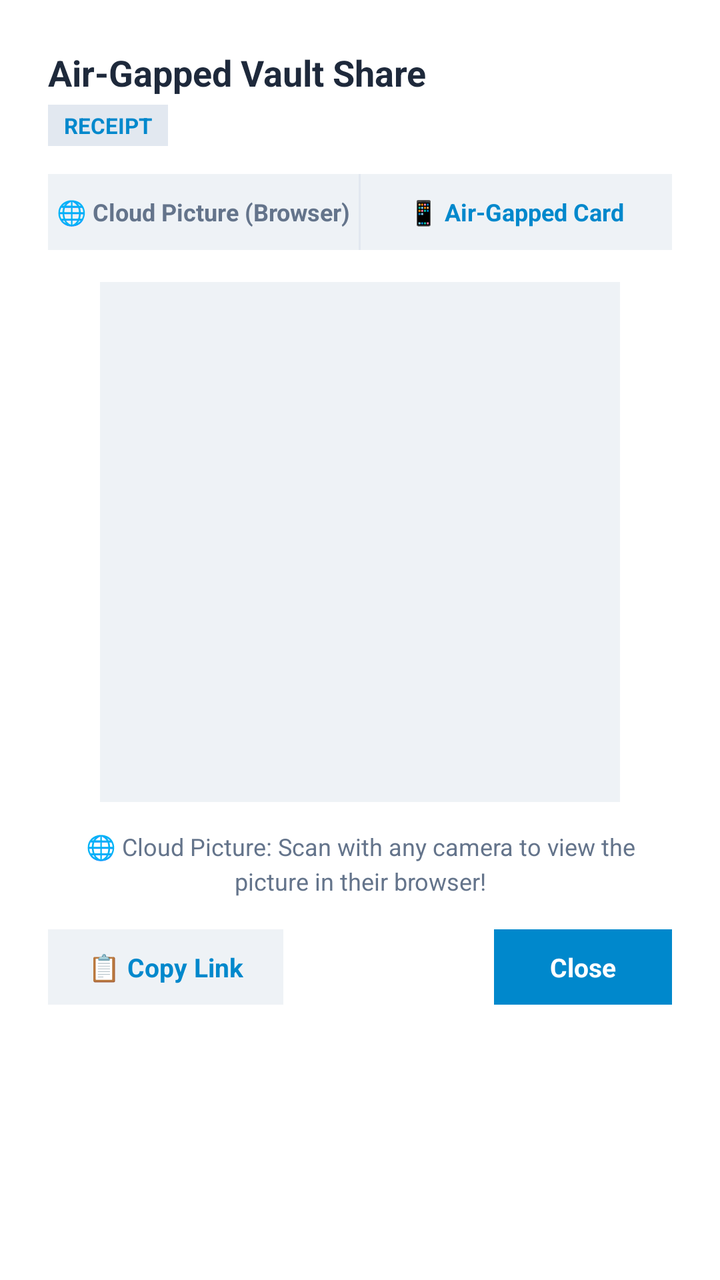
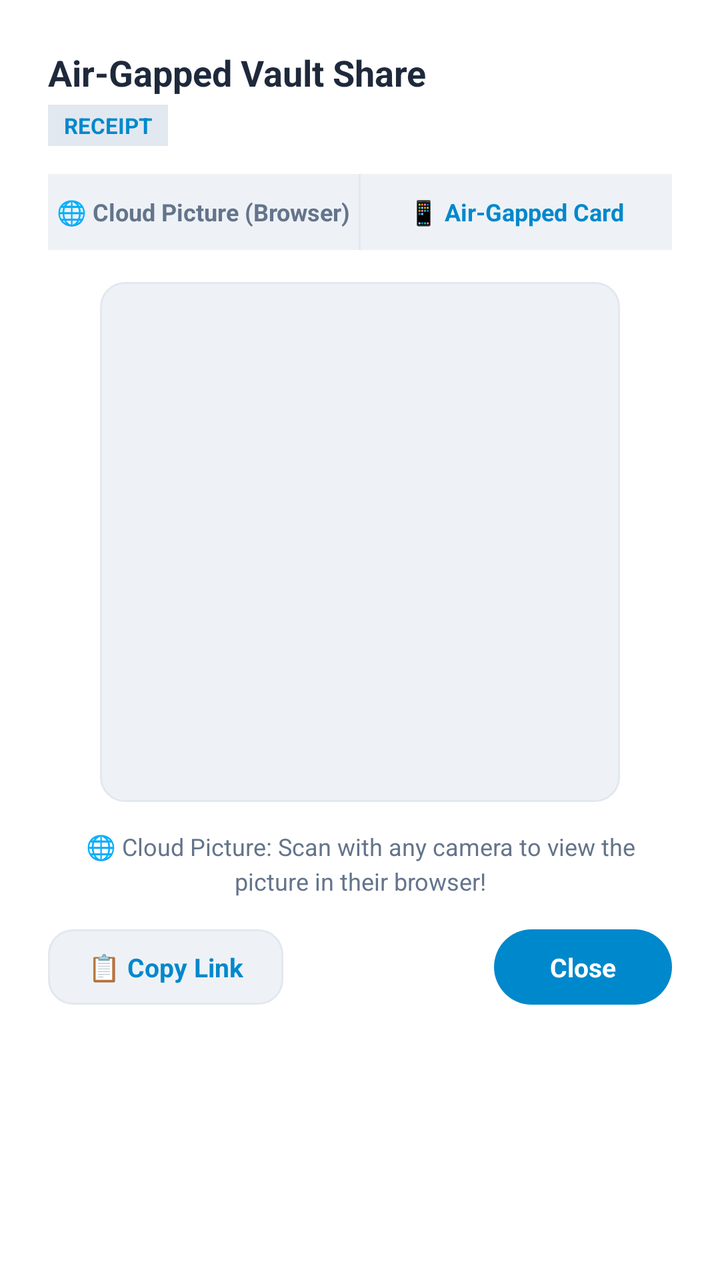

Two renders of the same Android screen: before a commit and after it. Below are the layout's source before the change and the commit's diff.
<!-- AndroidManifest.xml: application theme Theme.GhostDocs -->
<!-- res/layout/dialog_qr_share.xml -->
<?xml version="1.0" encoding="utf-8"?>
<RelativeLayout xmlns:android="http://schemas.android.com/apk/res/android"
    android:layout_width="match_parent"
    android:layout_height="wrap_content"
    android:background="@color/ghostSurface"
    android:padding="24dp">

    
    <TextView
        android:id="@+id/tv_qr_title"
        android:layout_width="match_parent"
        android:layout_height="wrap_content"
        android:layout_alignParentStart="true"
        android:layout_alignParentTop="true"
        android:text="Air-Gapped Vault Share"
        android:textColor="@color/ghostOnSurface"
        android:textSize="18sp"
        android:textStyle="bold" />

    <TextView
        android:id="@+id/tv_qr_type"
        android:layout_width="wrap_content"
        android:layout_height="wrap_content"
        android:layout_below="@id/tv_qr_title"
        android:layout_alignParentStart="true"
        android:layout_marginTop="4dp"
        android:background="@color/ghostDivider"
        android:paddingHorizontal="8dp"
        android:paddingVertical="3dp"
        android:text="RECEIPT"
        android:textColor="@color/ghostPrimary"
        android:textSize="11sp"
        android:textStyle="bold" />

    
    <RelativeLayout
        android:id="@+id/layout_qr_modes"
        android:layout_width="match_parent"
        android:layout_height="38dp"
        android:layout_below="@id/tv_qr_type"
        android:layout_marginTop="14dp"
        android:background="@color/ghostSurfaceVariant">

        <TextView
            android:id="@+id/btn_mode_cloud"
            android:layout_width="0dp"
            android:layout_height="match_parent"
            android:layout_alignParentStart="true"
            android:layout_toStartOf="@id/view_mode_divider"
            android:gravity="center"
            android:text="🌐 Cloud Picture (Browser)"
            android:textColor="@color/ghostOnSurfaceMuted"
            android:textSize="12sp"
            android:textStyle="bold" />

        <View
            android:id="@+id/view_mode_divider"
            android:layout_width="1dp"
            android:layout_height="match_parent"
            android:layout_centerInParent="true"
            android:background="@color/ghostDivider" />

        <TextView
            android:id="@+id/btn_mode_airgap"
            android:layout_width="0dp"
            android:layout_height="match_parent"
            android:layout_alignParentEnd="true"
            android:layout_toEndOf="@id/view_mode_divider"
            android:gravity="center"
            android:text="📱 Air-Gapped Card"
            android:textColor="@color/ghostPrimary"
            android:textSize="12sp"
            android:textStyle="bold" />

    </RelativeLayout>

    
    <RelativeLayout
        android:id="@+id/container_qr"
        android:layout_width="260dp"
        android:layout_height="260dp"
        android:layout_below="@id/layout_qr_modes"
        android:layout_centerHorizontal="true"
        android:layout_marginTop="16dp"
        android:background="@color/ghostSurfaceVariant"
        android:padding="12dp">

        <ImageView
            android:id="@+id/iv_qr_code"
            android:layout_width="match_parent"
            android:layout_height="match_parent"
            android:contentDescription="@string/cd_qr_code"
            android:scaleType="fitCenter" />

        <ProgressBar
            android:id="@+id/pb_qr_loading"
            android:layout_width="48dp"
            android:layout_height="48dp"
            android:layout_centerInParent="true"
            android:indeterminateTint="@color/ghostPrimary" />

    </RelativeLayout>

    
    <TextView
        android:id="@+id/tv_qr_instructions"
        android:layout_width="match_parent"
        android:layout_height="wrap_content"
        android:layout_below="@id/container_qr"
        android:layout_marginTop="14dp"
        android:gravity="center"
        android:text="🌐 Cloud Picture: Scan with any camera to view the picture in their browser!"
        android:textColor="@color/ghostOnSurfaceMuted"
        android:textSize="12sp"
        android:lineSpacingMultiplier="1.2" />

    
    <RelativeLayout
        android:id="@+id/layout_qr_actions"
        android:layout_width="match_parent"
        android:layout_height="wrap_content"
        android:layout_below="@id/tv_qr_instructions"
        android:layout_marginTop="16dp">

        <TextView
            android:id="@+id/btn_qr_copy_link"
            android:layout_width="wrap_content"
            android:layout_height="wrap_content"
            android:layout_alignParentStart="true"
            android:background="@color/ghostSurfaceVariant"
            android:paddingHorizontal="20dp"
            android:paddingVertical="10dp"
            android:text="📋 Copy Link"
            android:textColor="@color/ghostPrimary"
            android:textSize="13sp"
            android:textStyle="bold" />

        <TextView
            android:id="@+id/btn_qr_close"
            android:layout_width="wrap_content"
            android:layout_height="wrap_content"
            android:layout_alignParentEnd="true"
            android:background="@color/ghostPrimary"
            android:paddingHorizontal="28dp"
            android:paddingVertical="10dp"
            android:text="Close"
            android:textColor="@color/ghostOnPrimary"
            android:textSize="13sp"
            android:textStyle="bold" />

    </RelativeLayout>

</RelativeLayout>
<!-- resources referenced by this layout -->
<resources>
  <color name="ghostDivider">#E2E8F0</color>
  <color name="ghostOnPrimary">#FFFFFF</color>
  <color name="ghostOnSurface">#1E293B</color>
  <color name="ghostOnSurfaceMuted">#64748B</color>
  <color name="ghostPrimary">#0088CC</color>
  <color name="ghostSurface">#FFFFFF</color>
  <color name="ghostSurfaceVariant">#EEF2F6</color>
  <string name="cd_qr_code">QR code for air-gapped document sharing</string>
  <style name="Theme.GhostDocs" parent="Theme.MaterialComponents.DayNight.NoActionBar">
          
          <item name="colorPrimary">@color/ghostPrimary</item>
          <item name="colorPrimaryVariant">@color/ghostPrimaryVariant</item>
          <item name="colorOnPrimary">@color/ghostOnPrimary</item>
          <item name="colorSecondary">@color/ghostAccent</item>
          <item name="colorSecondaryVariant">@color/ghostAccentVariant</item>
          <item name="colorOnSecondary">@color/ghostOnPrimary</item>
          <item name="colorSurface">@color/ghostSurface</item>
          <item name="colorOnSurface">@color/ghostOnSurface</item>
          <item name="colorError">@color/ghostError</item>
  
          
          <item name="android:colorBackground">@color/ghostDarkBg</item>
          <item name="android:windowBackground">@color/ghostDarkBg</item>
  
          
          <item name="android:statusBarColor">@color/statusBar</item>
          <item name="android:navigationBarColor">@color/navBar</item>
          <item name="android:windowLightStatusBar">true</item>
          <item name="android:windowLightNavigationBar">true</item>
  
          
          <item name="android:fontFamily">sans-serif</item>
  
          
          <item name="colorControlHighlight">#200088CC</item>
      </style>
  <color name="ghostPrimaryVariant">#0073B0</color>
  <color name="ghostAccent">#E53935</color>
  <color name="ghostAccentVariant">#C62828</color>
  <color name="ghostError">#EF4444</color>
  <color name="ghostDarkBg">#F6F8FB</color>
  <color name="statusBar">#FFFFFF</color>
  <color name="navBar">#F6F8FB</color>
</resources>

<!-- the commit's change to res/layout/dialog_qr_share.xml (unified diff, before → after) -->
@@ -82,8 +82,8 @@
         android:layout_below="@id/layout_qr_modes"
         android:layout_centerHorizontal="true"
         android:layout_marginTop="16dp"
-        android:background="@color/ghostSurfaceVariant"
-        android:padding="12dp">
+        android:background="@drawable/bg_card_preview"
+        android:padding="14dp">
 
         <ImageView
             android:id="@+id/iv_qr_code"
@@ -127,7 +127,7 @@
             android:layout_width="wrap_content"
             android:layout_height="wrap_content"
             android:layout_alignParentStart="true"
-            android:background="@color/ghostSurfaceVariant"
+            android:background="@drawable/bg_card_preview"
             android:paddingHorizontal="20dp"
             android:paddingVertical="10dp"
             android:text="📋 Copy Link"
@@ -140,7 +140,7 @@
             android:layout_width="wrap_content"
             android:layout_height="wrap_content"
             android:layout_alignParentEnd="true"
-            android:background="@color/ghostPrimary"
+            android:background="@drawable/bg_chip_selected"
             android:paddingHorizontal="28dp"
             android:paddingVertical="10dp"
             android:text="Close"
<!-- resource entries referenced after the edit -->
@@ -7,6 +7,23 @@
   <color name="ghostPrimary">#0088CC</color>
   <color name="ghostSurface">#FFFFFF</color>
   <color name="ghostSurfaceVariant">#EEF2F6</color>
+  <!-- drawable bg_card_preview (drawable) -->
+  <?xml version="1.0" encoding="utf-8"?>
+  <shape xmlns:android="http://schemas.android.com/apk/res/android"
+      android:shape="rectangle">
+      <solid android:color="@color/ghostSurfaceVariant" />
+      <stroke
+          android:width="1dp"
+          android:color="@color/ghostDivider" />
+      <corners android:radius="12dp" />
+  </shape>
+  <!-- drawable bg_chip_selected (drawable) -->
+  <?xml version="1.0" encoding="utf-8"?>
+  <shape xmlns:android="http://schemas.android.com/apk/res/android"
+      android:shape="rectangle">
+      <solid android:color="@color/ghostPrimary" />
+      <corners android:radius="20dp" />
+  </shape>
   <string name="cd_qr_code">QR code for air-gapped document sharing</string>
   <style name="Theme.GhostDocs" parent="Theme.MaterialComponents.DayNight.NoActionBar">
           
